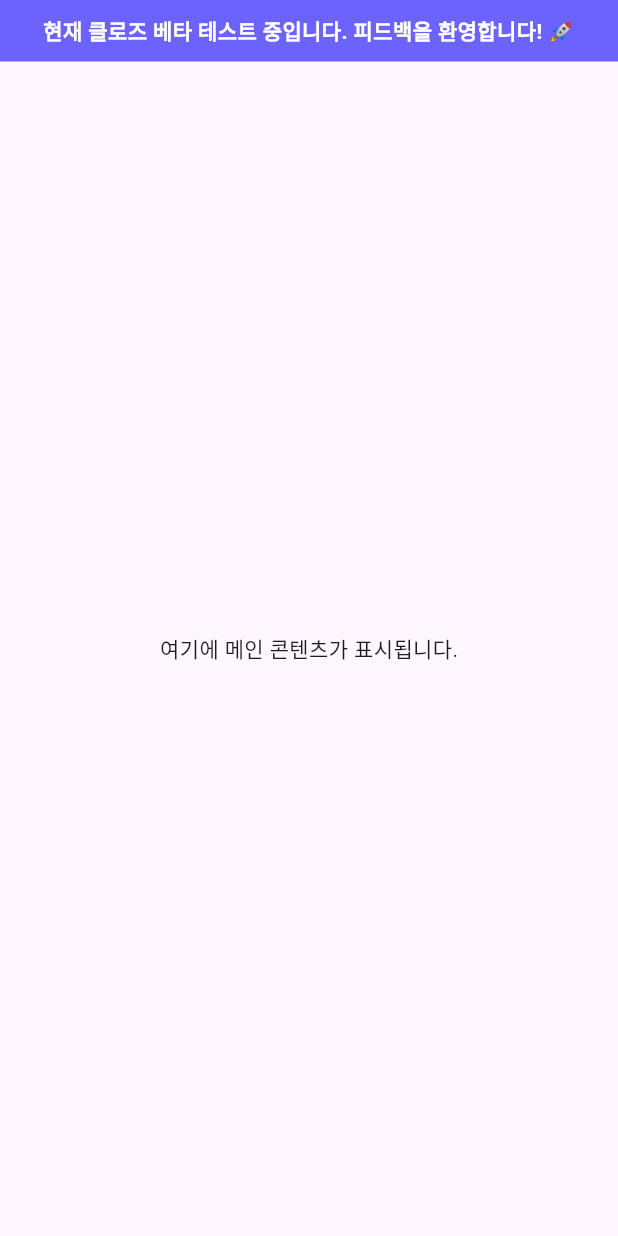
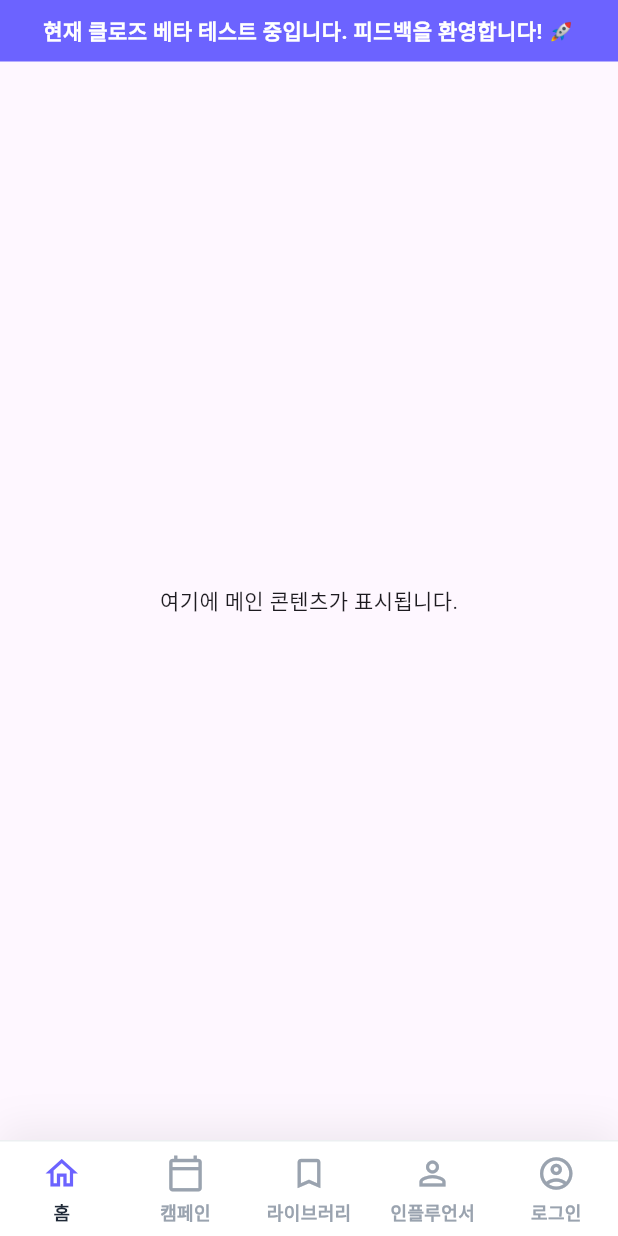
Before and after one commit to livee0322/alpa, a Flutter app: the screen it shows after launch, on a phone screen of 412 x 824 dp. Run offline on Flutter 3.47's test engine with Material 3 defaults, Android fonts, the phone set to English and light mode, and no system bars.

Commit message:
250820 > front-end > flutter > 하단 내비게이션 바 위젯 추가

```diff
--- a/front-end/flutter/livee/lib/main.dart
+++ b/front-end/flutter/livee/lib/main.dart
@@ -1,5 +1,6 @@
 import 'package:flutter/material.dart';
 import 'package:livee/presentation/widgets/common_banner.dart';
+import 'package:livee/presentation/widgets/common_bottom_nav_bar.dart';
 
 void main() {
   runApp(const MyApp());
@@ -22,6 +23,7 @@ class MyApp extends StatelessWidget {
             ),
           ],
         ),
+        bottomNavigationBar: CommonBottomNavBar(),
       ),
     );
   }
--- /dev/null
+++ b/front-end/flutter/livee/lib/presentation/widgets/common_bottom_nav_bar.dart
@@ -0,0 +1,68 @@
+import 'package:flutter/material.dart';
+
+class CommonBottomNavBar extends StatelessWidget {
+  const CommonBottomNavBar({super.key});
+
+  @override
+  Widget build(BuildContext context) {
+    return Container(
+      decoration: const BoxDecoration(
+        color: Colors.white,
+        border: Border(
+          top: BorderSide(
+            color: Color(0xFFECEFF1),
+            width: 1.0,
+          ),
+        ),
+        boxShadow: [
+          BoxShadow(
+            color: Color.fromRGBO(0, 0, 0, 0.06),
+            offset: Offset(0, -8),
+            blurRadius: 22,
+          ),
+        ],
+      ),
+      child: SafeArea(
+        child: Row(
+          mainAxisAlignment: MainAxisAlignment.spaceAround,
+          children: [
+            _buildNavItem(Icons.home_outlined, '홈', true),
+            _buildNavItem(Icons.calendar_today_outlined, '캠페인', false),
+            _buildNavItem(Icons.bookmark_border_outlined, '라이브러리', false),
+            _buildNavItem(Icons.person_outline, '인플루언서', false),
+            _buildNavItem(Icons.account_circle_outlined, '로그인', false),
+          ],
+        ),
+      ),
+    );
+  }
+
+  Widget _buildNavItem(IconData icon, String label, bool isActive) {
+    final activeColor = isActive ? const Color(0xFF6C63FF) : const Color(0xFF9AA3AF);
+    final activeTextColor = isActive ? const Color(0xFF1F2937) : const Color(0xFF9AA3AF);
+
+    return Expanded(
+      child: InkWell(
+        onTap: () {},
+        child: Padding(
+          padding: const EdgeInsets.symmetric(vertical: 8.0),
+          child: Column(
+            mainAxisSize: MainAxisSize.min,
+            children: [
+              Icon(icon, size: 26, color: activeColor),
+              const SizedBox(height: 4),
+              Text(
+                label,
+                style: TextStyle(
+                  fontSize: 12.0,
+                  fontWeight: FontWeight.w700,
+                  color: activeTextColor,
+                ),
+              ),
+            ],
+          ),
+        ),
+      ),
+    );
+  }
+}
```
